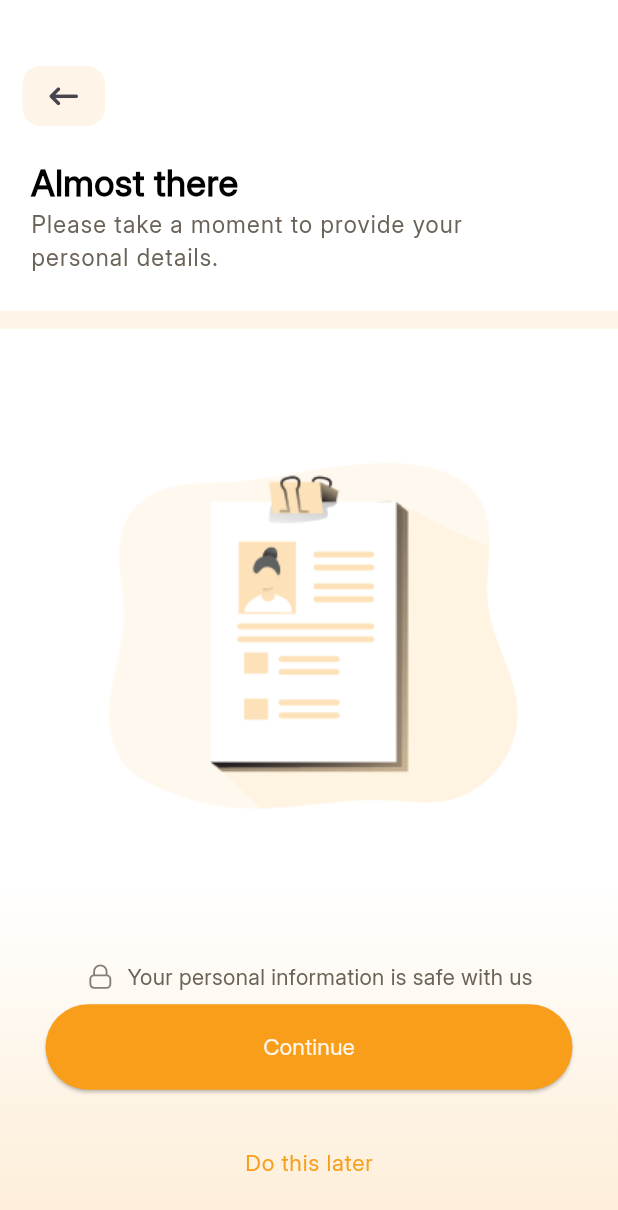
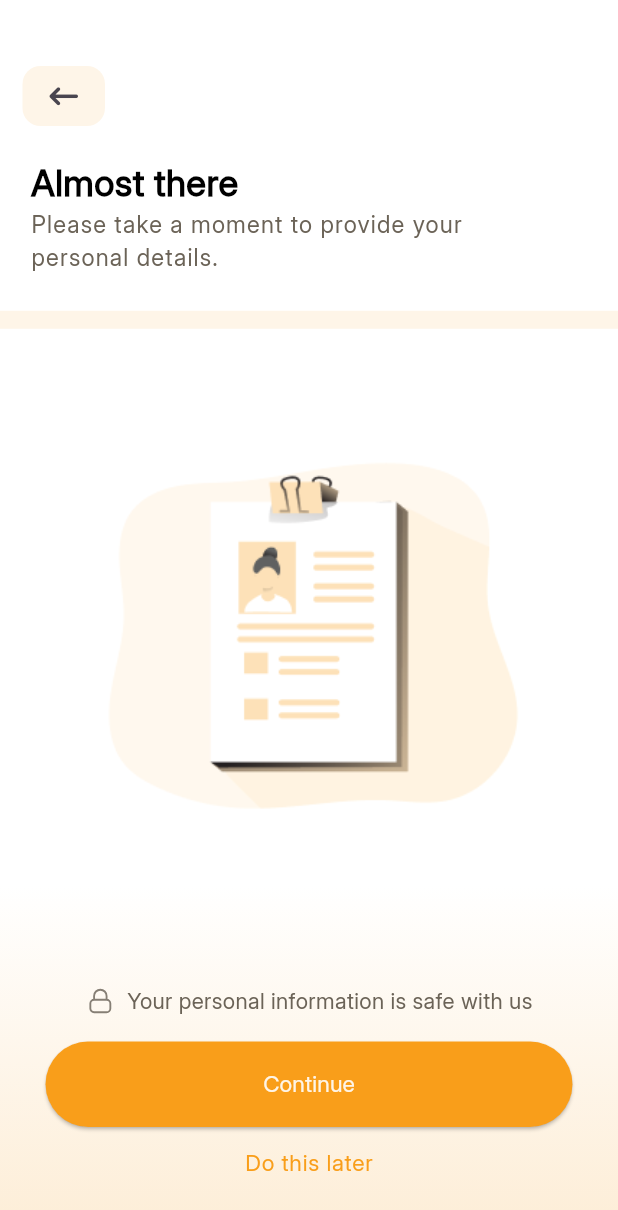
Before and after one commit to steve2700/toota-mobile-sa, a Flutter app: the screen it shows after launch, on a phone screen of 412 x 824 dp. Shown: the top 1210 px of the screen. Run offline on Flutter 3.47's test engine with Material 3 defaults, Android fonts, the phone set to English and light mode, and no system bars; our stand-ins replace flutter_svg, font_awesome_flutter.

Commit message:
`Refactor KycScreenOne widget to use SafeArea and update layout and design elements`

```diff
--- a/toota_mobile_sa/lib/screens/KYC/kyc_screen_one.dart
+++ b/toota_mobile_sa/lib/screens/KYC/kyc_screen_one.dart
@@ -15,7 +15,8 @@ class KycScreenOne extends StatelessWidget {
 
     return Scaffold(
       backgroundColor: Colors.white,
-      body: Column(
+      body: SafeArea(
+        child: Column(
           children: [
             // Back Arrow
             const Align(alignment: Alignment.topLeft, child: ArrowBack()),
@@ -74,7 +75,7 @@ class KycScreenOne extends StatelessWidget {
               ),
             ),
 
-          // Buttons with gradient background
+            // Buttons and Lock Information with gradient background
             Expanded(
               child: Container(
                 width: double.maxFinite,
@@ -95,15 +96,18 @@ class KycScreenOne extends StatelessWidget {
                 child: Column(
                   mainAxisAlignment: MainAxisAlignment.end,
                   children: [
-                  const Padding(
-                    padding: EdgeInsets.all(8.0),
-                    child: Row(
+                    // Lock Icon and Message
+                    Padding(
+                      padding: EdgeInsets.only(bottom: screenHeight * 0.02),
+                      child: const Row(
                         mainAxisAlignment: MainAxisAlignment.center,
                         children: [
                           SvgPicture(
-                            SvgAssetLoader("assets/images/lock-open.svg")),
+                            SvgAssetLoader("assets/images/lock-open.svg"),
+                          ),
                           SizedBox(width: 8),
-                        Text(
+                          Flexible( // Wrap the text in Flexible to avoid overflow
+                            child: Text(
                               "Your personal information is safe with us",
                               style: TextStyle(
                                 fontFamily: "Inter",
@@ -111,23 +115,19 @@ class KycScreenOne extends StatelessWidget {
                                 fontWeight: FontWeight.w500,
                                 color: AppColors.googleColor,
                               ),
+                              textAlign: TextAlign.center,
+                            ),
                           ),
                         ],
                       ),
                     ),
+
                     // Continue Button
                     CustomButton(
                       containerWidth: screenWidth * 0.88, // 88% of screen width
                       label: "Continue",
                       function: () {},
                     ),
-                  SizedBox(
-                      height: screenHeight *
-                          0.015), // Reduce spacing to make Row closer
-
-                  SizedBox(
-                      height: screenHeight *
-                          0.015), // Add a small padding below the Row
 
                     // Text Button
                     TextButton(
@@ -149,6 +149,7 @@ class KycScreenOne extends StatelessWidget {
             ),
           ],
         ),
+      ),
     );
   }
 }
```
Lines whose indentation alone changed are shown as unchanged.
